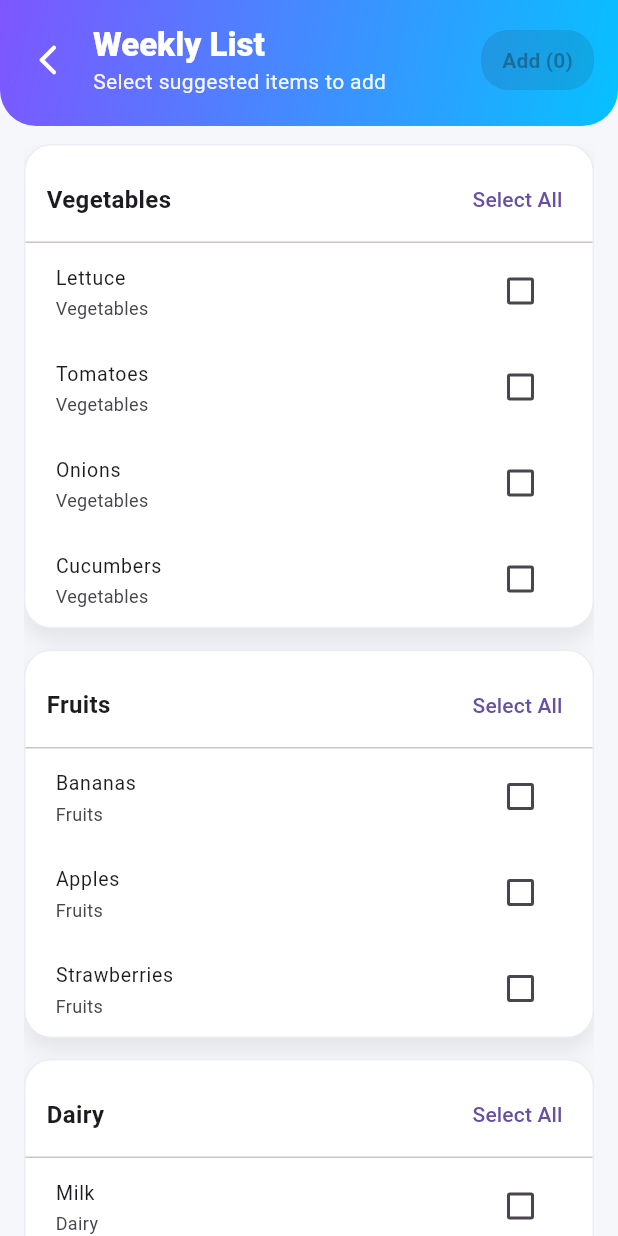
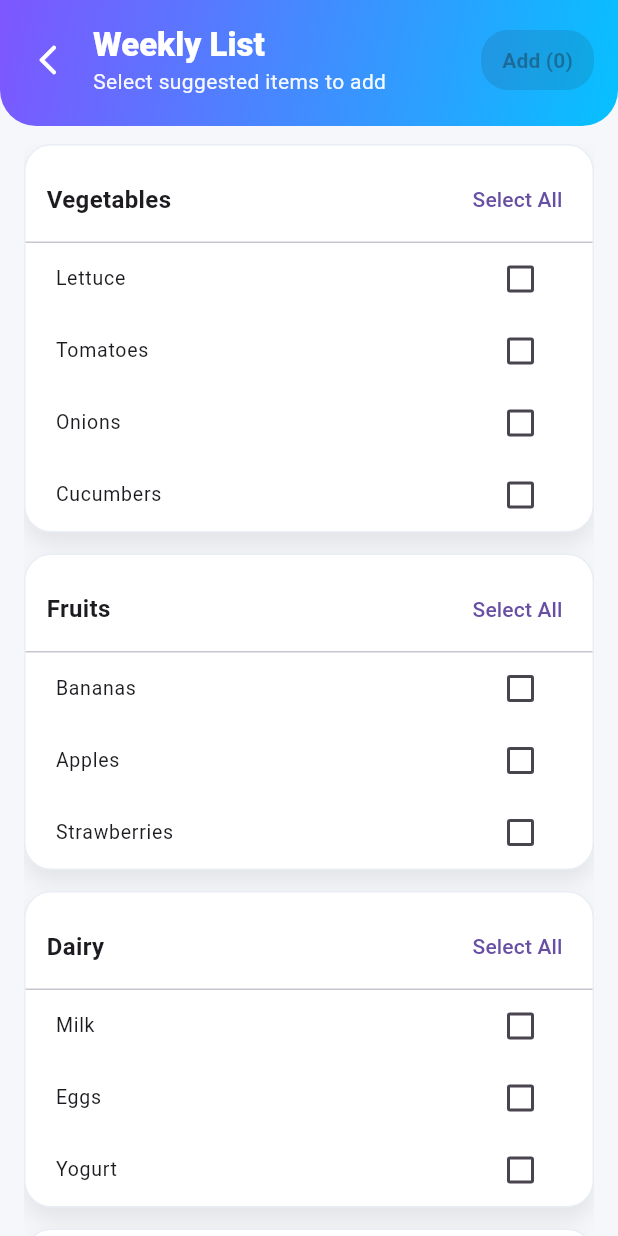
Before and after one commit to itachiispapi/grocery_app, a Flutter app: the WeeklyListPopup screen opened by its route, on a phone screen of 412 x 824 dp. Run offline on Flutter 3.47's test engine with Material 3 defaults, Android fonts, the phone set to English and light mode, and no system bars; our stand-ins replace sqflite; accounts and stored records are empty.

Commit message:
removed categories subtitle

```diff
--- a/lib/widgets/weekly_list_popup.dart
+++ b/lib/widgets/weekly_list_popup.dart
@@ -8,7 +8,6 @@ class WeeklyListPopup extends StatefulWidget {
 }
 
 class _WeeklyListPopupState extends State<WeeklyListPopup> {
-  // Use the exact category strings in your app (note: Fruits plural)
   final Map<String, List<String>> _suggested = const {
     'Vegetables': ['Lettuce', 'Tomatoes', 'Onions', 'Cucumbers'],
     'Fruits': ['Bananas', 'Apples', 'Strawberries'],
@@ -21,7 +20,6 @@ class _WeeklyListPopupState extends State<WeeklyListPopup> {
     'Other': ['Foil', 'Sandwich Bags'],
   };
 
-  // Track selections by a stable key
   final Set<String> _selected = {};
 
   @override
@@ -165,7 +163,6 @@ class _WeeklyListPopupState extends State<WeeklyListPopup> {
                                     else _selected.add(key);
                                   }),
                                   title: Text(it),
-                                  subtitle: Text(cat),
                                 );
                               }).toList(),
                             ),
```
